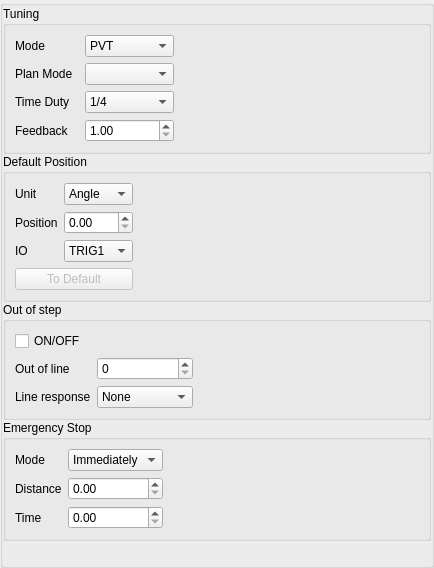
Old version of the form source/wnd/ui/mrqaxes2.ui in the repository ww4u/megarobostudio.
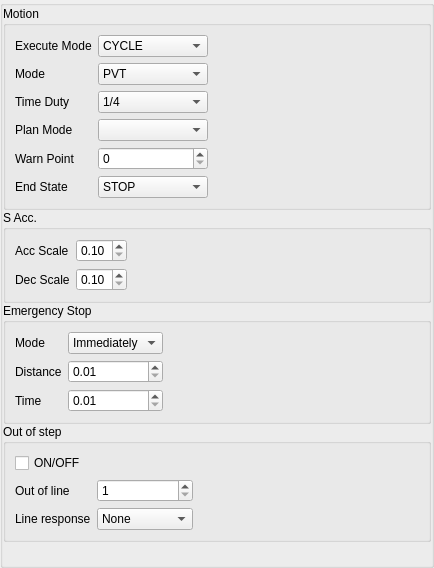
New version of the form. Custom widgets are drawn as their Qt base class.

Patch:
```diff
--- a/source/wnd/ui/mrqaxes2.ui
+++ b/source/wnd/ui/mrqaxes2.ui
@@ -58,49 +58,24 @@
       <item>
        <widget class="QGroupBox" name="gb_tuning">
         <property name="title">
-         <string>Tuning</string>
+         <string>Motion</string>
         </property>
         <layout class="QGridLayout" name="gridLayout">
-         <item row="2" column="0">
-          <widget class="QLabel" name="label_23">
-           <property name="minimumSize">
-            <size>
-             <width>64</width>
-             <height>0</height>
-            </size>
-           </property>
-           <property name="text">
-            <string>Time Duty</string>
-           </property>
-          </widget>
-         </item>
-         <item row="0" column="3">
-          <spacer name="horizontalSpacer">
-           <property name="orientation">
-            <enum>Qt::Horizontal</enum>
-           </property>
-           <property name="sizeHint" stdset="0">
-            <size>
-             <width>40</width>
-             <height>20</height>
-            </size>
-           </property>
-          </spacer>
-         </item>
-         <item row="0" column="0">
-          <widget class="QLabel" name="label_22">
-           <property name="minimumSize">
-            <size>
-             <width>64</width>
-             <height>0</height>
-            </size>
-           </property>
-           <property name="text">
-            <string>Mode</string>
-           </property>
-          </widget>
-         </item>
          <item row="0" column="1" colspan="2">
+          <widget class="QComboBox" name="cmbExecMode">
+           <item>
+            <property name="text">
+             <string>CYCLE</string>
+            </property>
+           </item>
+           <item>
+            <property name="text">
+             <string>FIFO</string>
+            </property>
+           </item>
+          </widget>
+         </item>
+         <item row="1" column="1" colspan="2">
           <widget class="QComboBox" name="cmbTuneMode">
            <property name="minimumSize">
             <size>
@@ -115,16 +90,107 @@
            </item>
            <item>
             <property name="text">
-             <string>无时间LVT</string>
+             <string>No Time LVT</string>
             </property>
            </item>
            <item>
             <property name="text">
-             <string>有时间LVT</string>
+             <string>With Time LVT</string>
             </property>
            </item>
           </widget>
          </item>
+         <item row="1" column="4">
+          <spacer name="horizontalSpacer">
+           <property name="orientation">
+            <enum>Qt::Horizontal</enum>
+           </property>
+           <property name="sizeHint" stdset="0">
+            <size>
+             <width>40</width>
+             <height>20</height>
+            </size>
+           </property>
+          </spacer>
+         </item>
+         <item row="1" column="0">
+          <widget class="QLabel" name="label_22">
+           <property name="minimumSize">
+            <size>
+             <width>64</width>
+             <height>0</height>
+            </size>
+           </property>
+           <property name="text">
+            <string>Mode</string>
+           </property>
+          </widget>
+         </item>
+         <item row="3" column="1" colspan="2">
+          <widget class="ValueComboBox" name="cmbPlanMode"/>
+         </item>
+         <item row="3" column="0">
+          <widget class="QLabel" name="label_9">
+           <property name="text">
+            <string>Plan Mode</string>
+           </property>
+          </widget>
+         </item>
+         <item row="0" column="0">
+          <widget class="QLabel" name="label_4">
+           <property name="text">
+            <string>Execute Mode</string>
+           </property>
+          </widget>
+         </item>
+         <item row="6" column="0">
+          <widget class="QLabel" name="label_6">
+           <property name="text">
+            <string>End State</string>
+           </property>
+          </widget>
+         </item>
+         <item row="5" column="0">
+          <widget class="QLabel" name="label_5">
+           <property name="text">
+            <string>Warn Point</string>
+           </property>
+          </widget>
+         </item>
+         <item row="5" column="1" colspan="2">
+          <widget class="QSpinBox" name="spinWarnPoint">
+           <property name="maximum">
+            <number>255</number>
+           </property>
+          </widget>
+         </item>
+         <item row="6" column="1" colspan="2">
+          <widget class="QComboBox" name="cmbEndState">
+           <item>
+            <property name="text">
+             <string>STOP</string>
+            </property>
+           </item>
+           <item>
+            <property name="text">
+             <string>HOLD</string>
+            </property>
+           </item>
+          </widget>
+         </item>
+         <item row="2" column="0">
+          <widget class="QLabel" name="label_23">
+           <property name="minimumSize">
+            <size>
+             <width>64</width>
+             <height>0</height>
+            </size>
+           </property>
+           <property name="text">
+            <string>Time Duty</string>
+           </property>
+          </widget>
+         </item>
          <item row="2" column="1" colspan="2">
           <widget class="QComboBox" name="cmbTimeWidth">
            <property name="editable">
@@ -152,119 +218,52 @@
            </item>
           </widget>
          </item>
-         <item row="3" column="0">
-          <widget class="QLabel" name="label_24">
-           <property name="minimumSize">
-            <size>
-             <width>64</width>
-             <height>0</height>
-            </size>
-           </property>
-           <property name="text">
-            <string>Feedback</string>
-           </property>
-          </widget>
-         </item>
-         <item row="1" column="0">
-          <widget class="QLabel" name="label_9">
-           <property name="text">
-            <string>Plan Mode</string>
-           </property>
-          </widget>
-         </item>
-         <item row="1" column="1" colspan="2">
-          <widget class="ValueComboBox" name="cmbPlanMode"/>
-         </item>
-         <item row="3" column="1" colspan="2">
-          <widget class="QDoubleSpinBox" name="spinFeedback">
-           <property name="minimum">
-            <double>1.000000000000000</double>
-           </property>
-           <property name="maximum">
-            <double>128.000000000000000</double>
-           </property>
-          </widget>
-         </item>
         </layout>
        </widget>
       </item>
       <item>
-       <widget class="QGroupBox" name="groupBox_2">
+       <widget class="QGroupBox" name="gpSAcc">
         <property name="title">
-         <string>Default Position</string>
+         <string>S Acc.</string>
         </property>
         <layout class="QGridLayout" name="gridLayout_4">
-         <item row="0" column="0">
-          <widget class="QLabel" name="label_4">
-           <property name="text">
-            <string>Unit</string>
-           </property>
-          </widget>
-         </item>
-         <item row="0" column="1">
-          <widget class="QComboBox" name="cmbInitUnit">
-           <item>
-            <property name="text">
-             <string>Angle</string>
-            </property>
-           </item>
-           <item>
-            <property name="text">
-             <string>Radian</string>
-            </property>
-           </item>
-           <item>
-            <property name="text">
-             <string>mm</string>
-            </property>
-           </item>
-           <item>
-            <property name="text">
-             <string>IO</string>
-            </property>
-           </item>
-          </widget>
-         </item>
          <item row="2" column="1">
-          <widget class="QComboBox" name="cmbInitIO">
-           <item>
-            <property name="text">
-             <string>TRIG1</string>
-            </property>
-           </item>
-           <item>
-            <property name="text">
-             <string>TRIG2</string>
-            </property>
-           </item>
-           <item>
-            <property name="text">
-             <string>TRIG3</string>
-            </property>
-           </item>
-           <item>
-            <property name="text">
-             <string>TRIG4</string>
-            </property>
-           </item>
-           <item>
-            <property name="text">
-             <string>TRIG5</string>
-            </property>
-           </item>
+          <widget class="QDoubleSpinBox" name="spinSDec">
+           <property name="minimum">
+            <double>0.100000000000000</double>
+           </property>
+           <property name="maximum">
+            <double>0.500000000000000</double>
+           </property>
+           <property name="singleStep">
+            <double>0.100000000000000</double>
+           </property>
           </widget>
          </item>
-         <item row="1" column="0">
-          <widget class="QLabel" name="label_5">
+         <item row="0" column="1">
+          <widget class="QDoubleSpinBox" name="spinSAcc">
+           <property name="minimum">
+            <double>0.100000000000000</double>
+           </property>
+           <property name="maximum">
+            <double>0.500000000000000</double>
+           </property>
+           <property name="singleStep">
+            <double>0.100000000000000</double>
+           </property>
+          </widget>
+         </item>
+         <item row="0" column="0">
+          <widget class="QLabel" name="label_10">
            <property name="text">
-            <string>Position</string>
+            <string>Acc Scale</string>
            </property>
           </widget>
          </item>
          <item row="2" column="0">
-          <widget class="QLabel" name="label_6">
+          <widget class="QLabel" name="label_11">
            <property name="text">
-            <string>IO</string>
+            <string>Dec Scale</string>
            </property>
           </widget>
          </item>
@@ -281,18 +280,82 @@
            </property>
           </spacer>
          </item>
-         <item row="3" column="0" colspan="2">
-          <widget class="QPushButton" name="btnInitZero">
-           <property name="enabled">
-            <bool>false</bool>
+        </layout>
+       </widget>
+      </item>
+      <item>
+       <widget class="QGroupBox" name="groupBox">
+        <property name="title">
+         <string>Emergency Stop</string>
+        </property>
+        <layout class="QGridLayout" name="gridLayout_3">
+         <item row="1" column="0">
+          <widget class="QLabel" name="label_2">
+           <property name="text">
+            <string>Distance</string>
            </property>
+          </widget>
+         </item>
+         <item row="0" column="0">
+          <widget class="QLabel" name="label">
            <property name="text">
-            <string>To Default</string>
+            <string>Mode</string>
            </property>
           </widget>
          </item>
+         <item row="2" column="0">
+          <widget class="QLabel" name="label_3">
+           <property name="text">
+            <string>Time</string>
+           </property>
+          </widget>
+         </item>
+         <item row="2" column="1">
+          <widget class="QDoubleSpinBox" name="spinStopTime">
+           <property name="minimum">
+            <double>0.010000000000000</double>
+           </property>
+           <property name="maximum">
+            <double>10000.000000000000000</double>
+           </property>
+          </widget>
+         </item>
+         <item row="0" column="1">
+          <widget class="QComboBox" name="cmbStopMode">
+           <item>
+            <property name="text">
+             <string>Immediately</string>
+            </property>
+           </item>
+           <item>
+            <property name="text">
+             <string>Delay</string>
+            </property>
+           </item>
+          </widget>
+         </item>
          <item row="1" column="1">
-          <widget class="QDoubleSpinBox" name="spinInitPosition"/>
+          <widget class="QDoubleSpinBox" name="spinStopDistance">
+           <property name="minimum">
+            <double>0.010000000000000</double>
+           </property>
+           <property name="maximum">
+            <double>1000.000000000000000</double>
+           </property>
+          </widget>
+         </item>
+         <item row="0" column="2">
+          <spacer name="horizontalSpacer_3">
+           <property name="orientation">
+            <enum>Qt::Horizontal</enum>
+           </property>
+           <property name="sizeHint" stdset="0">
+            <size>
+             <width>40</width>
+             <height>20</height>
+            </size>
+           </property>
+          </spacer>
          </item>
         </layout>
        </widget>
@@ -316,13 +379,6 @@
            </property>
           </spacer>
          </item>
-         <item row="2" column="0">
-          <widget class="QLabel" name="label_8">
-           <property name="text">
-            <string>Line response</string>
-           </property>
-          </widget>
-         </item>
          <item row="2" column="1">
           <widget class="QComboBox" name="cmbLineResponse">
            <item>
@@ -354,10 +410,20 @@
            </property>
           </widget>
          </item>
+         <item row="2" column="0">
+          <widget class="QLabel" name="label_8">
+           <property name="text">
+            <string>Line response</string>
+           </property>
+          </widget>
+         </item>
          <item row="1" column="1">
           <widget class="QSpinBox" name="spinOutOfLine">
+           <property name="minimum">
+            <number>1</number>
+           </property>
            <property name="maximum">
-            <number>10000000</number>
+            <number>65535</number>
            </property>
           </widget>
          </item>
@@ -371,69 +437,6 @@
         </layout>
        </widget>
       </item>
-      <item>
-       <widget class="QGroupBox" name="groupBox">
-        <property name="title">
-         <string>Emergency Stop</string>
-        </property>
-        <layout class="QGridLayout" name="gridLayout_3">
-         <item row="0" column="0">
-          <widget class="QLabel" name="label">
-           <property name="text">
-            <string>Mode</string>
-           </property>
-          </widget>
-         </item>
-         <item row="1" column="0">
-          <widget class="QLabel" name="label_2">
-           <property name="text">
-            <string>Distance</string>
-           </property>
-          </widget>
-         </item>
-         <item row="0" column="1">
-          <widget class="QComboBox" name="cmbStopMode">
-           <item>
-            <property name="text">
-             <string>Immediately</string>
-            </property>
-           </item>
-           <item>
-            <property name="text">
-             <string>Delay</string>
-            </property>
-           </item>
-          </widget>
-         </item>
-         <item row="2" column="0">
-          <widget class="QLabel" name="label_3">
-           <property name="text">
-            <string>Time</string>
-           </property>
-          </widget>
-         </item>
-         <item row="0" column="2">
-          <spacer name="horizontalSpacer_3">
-           <property name="orientation">
-            <enum>Qt::Horizontal</enum>
-           </property>
-           <property name="sizeHint" stdset="0">
-            <size>
-             <width>40</width>
-             <height>20</height>
-            </size>
-           </property>
-          </spacer>
-         </item>
-         <item row="1" column="1">
-          <widget class="QDoubleSpinBox" name="spinStopDistance"/>
-         </item>
-         <item row="2" column="1">
-          <widget class="QDoubleSpinBox" name="spinStopTime"/>
-         </item>
-        </layout>
-       </widget>
-      </item>
       <item>
        <spacer name="verticalSpacer_2">
         <property name="orientation">
```
